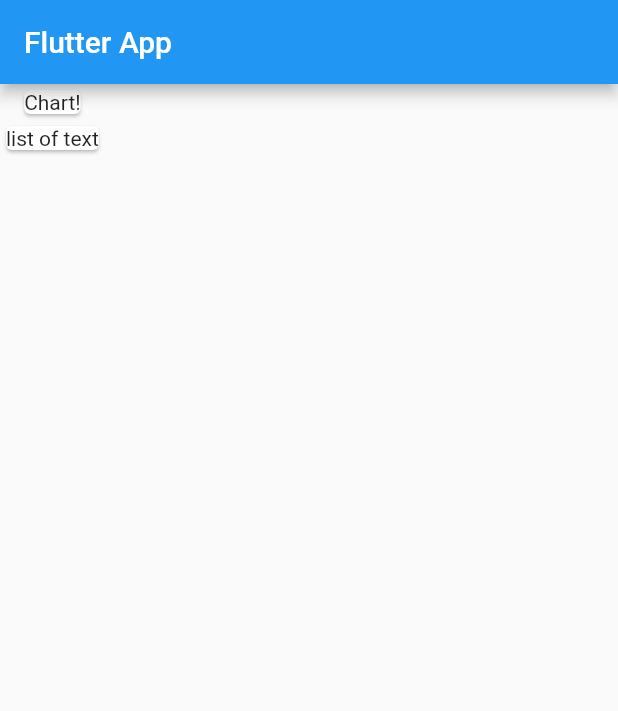
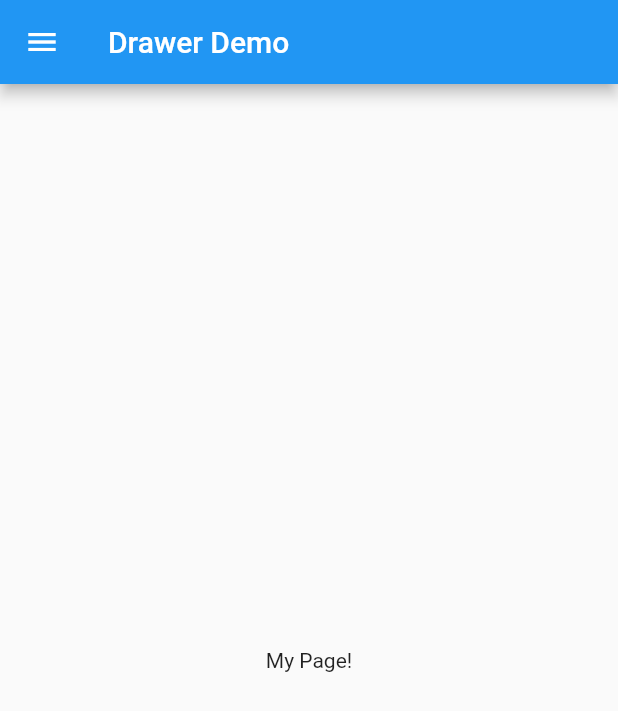
Before and after one commit to Meetthacker112/lms, a Flutter app: the screen it shows after launch, on a phone screen of 412 x 824 dp. Shown: the top 711 px of the screen. Run offline on Flutter 3.47's test engine with Material 2 defaults, Android fonts, the phone set to English and light mode, and no system bars.

Commit message:
hamburger menu

```diff
--- a/lib/main.dart
+++ b/lib/main.dart
@@ -5,34 +5,64 @@ void main() => runApp(const MyApp());
 class MyApp extends StatelessWidget {
   const MyApp({Key? key}) : super(key: key);
 
+  static const appTitle = 'Drawer Demo';
+
   @override
   Widget build(BuildContext context) {
     return const MaterialApp(
       debugShowCheckedModeBanner: false,
-      title: 'Flutter App',
-      home: MyHomePage(),
+      title: appTitle,
+      home: MyHomePage(title: appTitle),
     );
   }
 }
 
 class MyHomePage extends StatelessWidget {
-  const MyHomePage({Key? key}) : super(key: key);
+  const MyHomePage({Key? key, required this.title}) : super(key: key);
+
+  final String title;
 
   @override
   Widget build(BuildContext context) {
     return Scaffold(
-      appBar: AppBar(
-        title: const Text('Flutter App'),
+      appBar: AppBar(title: Text(title)),
+      body: const Center(
+        child: Text('My Page!'),
       ),
-      body: Column(
-        children: const <Widget>[
-          Card(
-            child: Text('Chart!'),
-          ),
-          Card(
-            child: Text('list of text'),
-          )
-        ],
+      drawer: Drawer(
+        // Add a ListView to the drawer. This ensures the user can scroll
+        // through the options in the drawer if there isn't enough vertical
+        // space to fit everything.
+        child: ListView(
+          // Important: Remove any padding from the ListView.
+          padding: EdgeInsets.zero,
+          children: [
+            const DrawerHeader(
+              decoration: BoxDecoration(
+                color: Colors.blue,
+              ),
+              child: Text('Drawer Header'),
+            ),
+            ListTile(
+              title: const Text('Item 1'),
+              onTap: () {
+                // Update the state of the app
+                // ...
+                // Then close the drawer
+                Navigator.pop(context);
+              },
+            ),
+            ListTile(
+              title: const Text('Item 2'),
+              onTap: () {
+                // Update the state of the app
+                // ...
+                // Then close the drawer
+                Navigator.pop(context);
+              },
+            ),
+          ],
+        ),
       ),
     );
   }
```
